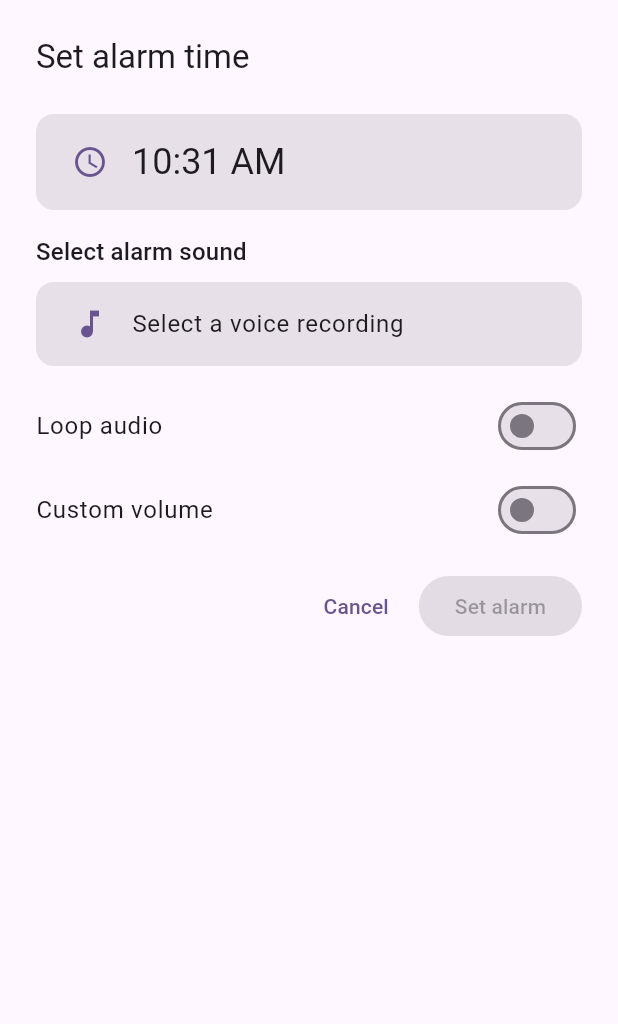
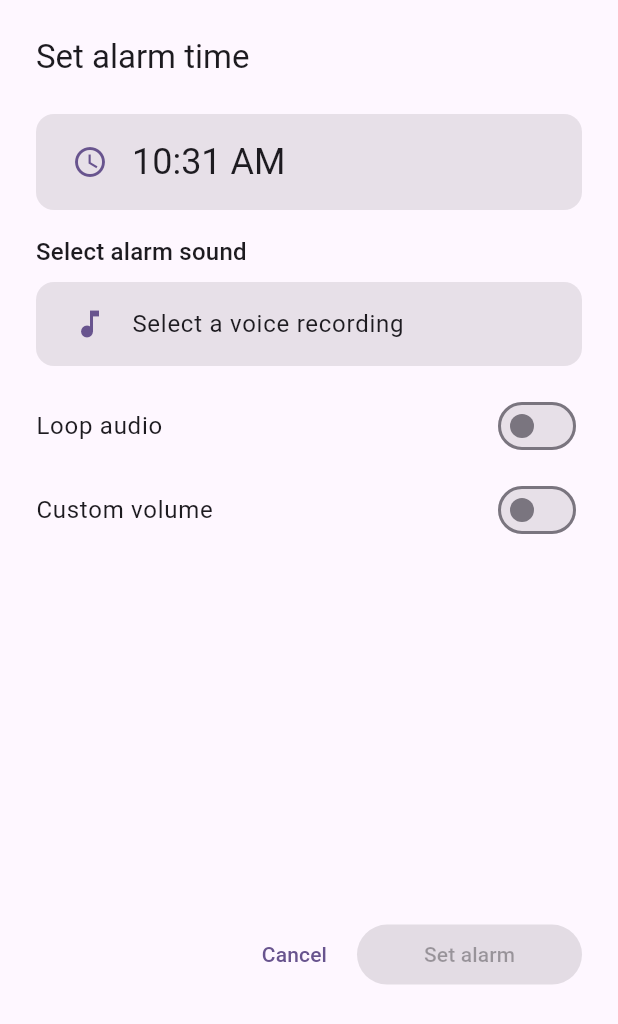
Before and after one commit to gdelataillade/echo_wake, a Flutter app: the AlarmSheet widget shown alone on an empty page, opened directly, on a phone screen of 412 x 824 dp. Shown: the top 1024 px of the screen. Run offline on Flutter 3.47's test engine with Material 3 defaults, Android fonts, the light colour scheme and no system bars; our stand-ins replace audioplayers, equatable, flutter_bloc, permission_handler, shared_preferences; missing offline and left inert: alarm, record; accounts and stored records are empty.

Commit message:
Fix alarm editing

```diff
--- a/lib/data/models/recording.dart
+++ b/lib/data/models/recording.dart
@@ -1,26 +1,33 @@
+import 'package:path_provider/path_provider.dart';
+
 class Recording {
   final String id;
   final String name;
-  final String path;
+  final String filename;
   final Duration duration;
 
   Recording({
     required this.id,
     required this.name,
-    required this.path,
+    required this.filename,
     required this.duration,
   });
+
+  Future<String> getFullPath() async {
+    final appDir = await getApplicationDocumentsDirectory();
+    return '${appDir.path}/$filename';
+  }
 
   Recording copyWith({
     String? id,
     String? name,
-    String? path,
+    String? filename,
     Duration? duration,
   }) {
     return Recording(
       id: id ?? this.id,
       name: name ?? this.name,
-      path: path ?? this.path,
+      filename: filename ?? this.filename,
       duration: duration ?? this.duration,
     );
   }
@@ -29,7 +36,7 @@ class Recording {
     return {
       'id': id,
       'name': name,
-      'path': path,
+      'filename': filename,
       'duration': duration.inMilliseconds,
     };
   }
@@ -38,7 +45,7 @@ class Recording {
     return Recording(
       id: json['id'],
       name: json['name'],
-      path: json['path'],
+      filename: json['filename'],
       duration: Duration(milliseconds: json['duration']),
     );
   }
--- a/lib/presentation/blocs/recording/recordings_bloc.dart
+++ b/lib/presentation/blocs/recording/recordings_bloc.dart
@@ -95,7 +95,7 @@ class RecordingsBloc extends Bloc<RecordingsEvent, RecordingsState> {
             Recording(
               id: DateTime.now().millisecondsSinceEpoch.toString(),
               name: DateTime.now().toString().split('.')[0],
-              path: path,
+              filename: path.split('Documents/').last,
               duration: state.recordingDuration,
             ),
           ),
@@ -125,7 +125,7 @@ class RecordingsBloc extends Bloc<RecordingsEvent, RecordingsState> {
       final newRecording = Recording(
         id: DateTime.now().millisecondsSinceEpoch.toString(),
         name: event.recording.name,
-        path: event.recording.path,
+        filename: event.recording.filename,
         duration: event.recording.duration,
       );
 
--- a/lib/presentation/screens/alarm/widgets/alarm_sheet.dart
+++ b/lib/presentation/screens/alarm/widgets/alarm_sheet.dart
@@ -2,12 +2,13 @@ import 'package:alarm/model/alarm_settings.dart';
 import 'package:echo_wake/data/models/recording.dart';
 import 'package:echo_wake/presentation/blocs/alarm/alarm_bloc.dart';
 import 'package:echo_wake/presentation/blocs/recording/recordings_bloc.dart';
+import 'package:echo_wake/presentation/blocs/recording/recordings_state.dart';
 import 'package:echo_wake/presentation/screens/recordings/recording_screen.dart';
 import 'package:flutter/material.dart';
 import 'package:flutter_bloc/flutter_bloc.dart';
 
 class AlarmSheet extends StatefulWidget {
-  final AlarmSettings? existingAlarm; // null means we're creating a new alarm
+  final AlarmSettings? existingAlarm;
 
   const AlarmSheet({super.key, this.existingAlarm});
 
@@ -21,7 +22,7 @@ class _AlarmSheetState extends State<AlarmSheet> {
   bool isLoopEnabled = false;
   bool isCustomVolumeEnabled = false;
   double alarmVolume = 1.0;
-
+  bool isLoading = false;
   @override
   void initState() {
     super.initState();
@@ -32,16 +33,7 @@ class _AlarmSheetState extends State<AlarmSheet> {
         hour: widget.existingAlarm!.dateTime.hour,
         minute: widget.existingAlarm!.dateTime.minute,
       );
-      // Find the recording by path from RecordingsBloc state
-      final recordings = context.read<RecordingsBloc>().state.recordings;
-      try {
-        selectedRecording = recordings.firstWhere(
-          (recording) =>
-              recording.path.contains(widget.existingAlarm!.assetAudioPath),
-        );
-      } catch (e) {
-        selectedRecording = null;
-      }
+      isLoopEnabled = widget.existingAlarm!.loopAudio;
     } else {
       // Creation mode - initialize with default values
       selectedTime = TimeOfDay.fromDateTime(
@@ -54,11 +46,28 @@ class _AlarmSheetState extends State<AlarmSheet> {
   Widget build(BuildContext context) {
     final bool isEditMode = widget.existingAlarm != null;
 
+    return BlocBuilder<RecordingsBloc, RecordingsState>(
+      builder: (context, state) {
+        if (isEditMode &&
+            selectedRecording == null &&
+            state.recordings.isNotEmpty) {
+          try {
+            selectedRecording = state.recordings.firstWhere(
+              (recording) => recording.filename.contains(
+                widget.existingAlarm!.assetAudioPath,
+              ),
+            );
+          } catch (e) {
+            selectedRecording = null;
+          }
+        }
+
         return Padding(
           padding: EdgeInsets.only(
             bottom: MediaQuery.of(context).viewInsets.bottom,
           ),
           child: Container(
+            height: MediaQuery.of(context).size.height * 0.85,
             padding: const EdgeInsets.all(24),
             child: Column(
               mainAxisSize: MainAxisSize.min,
@@ -104,7 +113,8 @@ class _AlarmSheetState extends State<AlarmSheet> {
                       horizontal: 24,
                     ),
                     decoration: BoxDecoration(
-                  color: Theme.of(context).colorScheme.surfaceContainerHighest,
+                      color:
+                          Theme.of(context).colorScheme.surfaceContainerHighest,
                       borderRadius: BorderRadius.circular(12),
                     ),
                     child: Row(
@@ -134,7 +144,8 @@ class _AlarmSheetState extends State<AlarmSheet> {
                       context,
                       MaterialPageRoute(
                         builder:
-                        (context) => const RecordingScreen(selectionMode: true),
+                            (context) =>
+                                const RecordingScreen(selectionMode: true),
                       ),
                     );
                     if (recording != null) {
@@ -149,7 +160,8 @@ class _AlarmSheetState extends State<AlarmSheet> {
                       horizontal: 24,
                     ),
                     decoration: BoxDecoration(
-                  color: Theme.of(context).colorScheme.surfaceContainerHighest,
+                      color:
+                          Theme.of(context).colorScheme.surfaceContainerHighest,
                       borderRadius: BorderRadius.circular(12),
                     ),
                     child: Row(
@@ -161,7 +173,8 @@ class _AlarmSheetState extends State<AlarmSheet> {
                         const SizedBox(width: 16),
                         Expanded(
                           child: Text(
-                        selectedRecording?.name ?? 'Select a voice recording',
+                            selectedRecording?.name ??
+                                'Select a voice recording',
                             style: Theme.of(context).textTheme.bodyLarge,
                           ),
                         ),
@@ -179,7 +192,8 @@ class _AlarmSheetState extends State<AlarmSheet> {
                     ),
                     Switch(
                       value: isLoopEnabled,
-                  onChanged: (value) => setState(() => isLoopEnabled = value),
+                      onChanged:
+                          (value) => setState(() => isLoopEnabled = value),
                     ),
                   ],
                 ),
@@ -194,7 +208,8 @@ class _AlarmSheetState extends State<AlarmSheet> {
                     Switch(
                       value: isCustomVolumeEnabled,
                       onChanged:
-                      (value) => setState(() => isCustomVolumeEnabled = value),
+                          (value) =>
+                              setState(() => isCustomVolumeEnabled = value),
                     ),
                   ],
                 ),
@@ -211,7 +226,8 @@ class _AlarmSheetState extends State<AlarmSheet> {
                           value: alarmVolume,
                           min: 0.0,
                           max: 1.0,
-                      onChanged: (value) => setState(() => alarmVolume = value),
+                          onChanged:
+                              (value) => setState(() => alarmVolume = value),
                         ),
                       ),
                       Icon(
@@ -222,7 +238,7 @@ class _AlarmSheetState extends State<AlarmSheet> {
                   ),
                 ],
                 const SizedBox(height: 16),
-
+                Spacer(),
                 Row(
                   mainAxisAlignment: MainAxisAlignment.end,
                   children: [
@@ -231,7 +247,9 @@ class _AlarmSheetState extends State<AlarmSheet> {
                       child: const Text('Cancel'),
                     ),
                     const SizedBox(width: 8),
-                FilledButton(
+                    SizedBox(
+                      width: 150,
+                      child: FilledButton(
                         onPressed:
                             selectedRecording == null
                                 ? null
@@ -252,35 +270,60 @@ class _AlarmSheetState extends State<AlarmSheet> {
                                   }
 
                                   if (isEditMode) {
+                                    setState(() => isLoading = true);
+
                                     // Delete the old alarm first
                                     context.read<AlarmBloc>().add(
                                       StopAlarm(widget.existingAlarm!.id),
                                     );
-                              Future.delayed(
-                                const Duration(milliseconds: 1000),
+                                    // Wait for the alarm to be deleted
+                                    await Future.delayed(
+                                      const Duration(milliseconds: 200),
                                     );
+
+                                    if (!context.mounted) return;
+                                    setState(() => isLoading = false);
                                   }
 
                                   // Create new alarm
                                   context.read<AlarmBloc>().add(
                                     CreateAlarm(
                                       dateTime: selectedDate,
-                                recordingPath: selectedRecording!.path,
+                                      recordingPath:
+                                          selectedRecording!.filename,
                                       recordingName: selectedRecording!.name,
                                       loopAudio: isLoopEnabled,
                                       volume:
-                                    isCustomVolumeEnabled ? alarmVolume : null,
+                                          isCustomVolumeEnabled
+                                              ? alarmVolume
+                                              : null,
                                     ),
                                   );
                                   Navigator.pop(context);
                                 },
-                  child: Text(isEditMode ? 'Save changes' : 'Set alarm'),
+                        child:
+                            isLoading
+                                ? SizedBox(
+                                  width: 24,
+                                  height: 24,
+                                  child: CircularProgressIndicator(
+                                    color:
+                                        Theme.of(context).colorScheme.onPrimary,
+                                  ),
+                                )
+                                : Text(
+                                  isEditMode ? 'Save changes' : 'Set alarm',
+                                ),
+                      ),
                     ),
                   ],
                 ),
+                const SizedBox(height: 16),
               ],
             ),
           ),
         );
+      },
+    );
   }
 }
--- a/lib/presentation/screens/recordings/recording_screen.dart
+++ b/lib/presentation/screens/recordings/recording_screen.dart
@@ -57,7 +57,7 @@ class RecordingsView extends StatelessWidget {
                       color: Theme.of(context).colorScheme.surface,
                       boxShadow: [
                         BoxShadow(
-                          color: Colors.black.withOpacity(0.05),
+                          color: Colors.black.withValues(alpha: 0.05),
                           blurRadius: 8,
                           offset: const Offset(0, -2),
                         ),
--- a/lib/presentation/screens/recordings/widgets/recordings_list.dart
+++ b/lib/presentation/screens/recordings/widgets/recordings_list.dart
@@ -50,7 +50,8 @@ class _RecordingsListState extends State<RecordingsList> {
       if (_playingRecordingId != null) {
         await _audioPlayer.stop();
       }
-      await _audioPlayer.play(DeviceFileSource(recording.path));
+      final fullPath = await recording.getFullPath();
+      await _audioPlayer.play(DeviceFileSource(fullPath));
       setState(() {
         _playingRecordingId = recording.id;
       });
@@ -130,7 +131,7 @@ class _RecordingsListState extends State<RecordingsList> {
                       shape: BoxShape.circle,
                       color: Theme.of(
                         context,
-                      ).colorScheme.primaryContainer.withOpacity(0.5),
+                      ).colorScheme.primaryContainer.withValues(alpha: 0.5),
                     ),
                     child: IconButton(
                       icon: Icon(
```
Also changed, not shown: lib/presentation/blocs/alarm/alarm_bloc.dart (+7 -6 lines), lib/presentation/screens/alarm/alarm_screen.dart (+6 -6 lines). Lines whose indentation alone changed are shown as unchanged.
